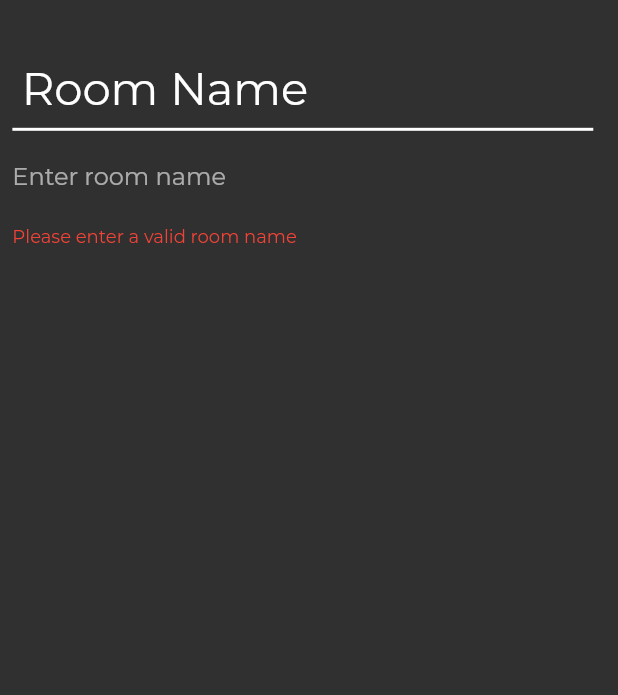
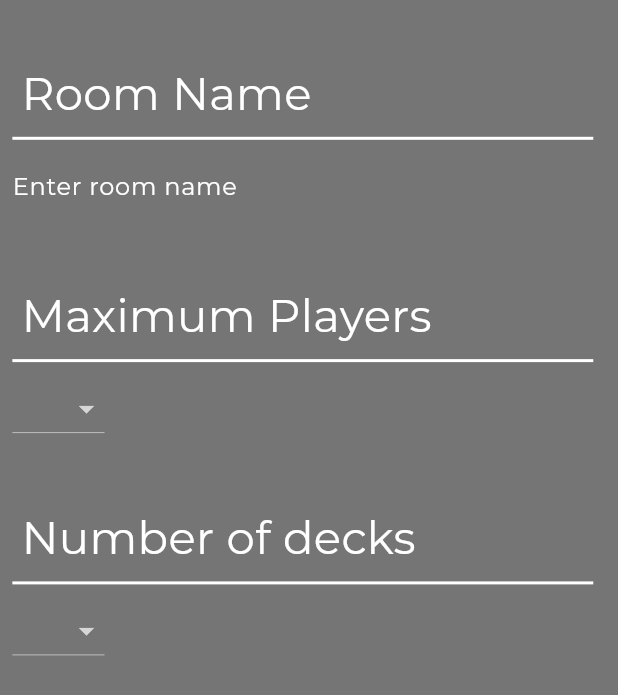
Before and after one commit to jeffrgh/bank_game, a Flutter app: the CreateRoomScreen screen opened directly, on a phone screen of 412 x 824 dp. Shown: the top 695 px of the screen. Run offline on Flutter 3.47's test engine with Material 2 defaults, Android fonts, the phone set to English and light mode, and no system bars; network calls fail; project files that could hold a hidden picture were left out.

Commit message:
Updated CreateRoomScreen and a few other files

```diff
--- a/lib/main.dart
+++ b/lib/main.dart
@@ -32,6 +32,10 @@ class MyApp extends StatelessWidget {
           surface: Colors.grey[600]!,
           onSurface: Colors.white,
         ),
+        androidOverscrollIndicator: AndroidOverscrollIndicator.stretch,
+        platform: TargetPlatform.android,
+        useMaterial3: true,
+        splashColor: const Color(0xFF3C3C3B),
       ),
     );
   }
--- a/lib/screens/createroomscreen.dart
+++ b/lib/screens/createroomscreen.dart
@@ -8,6 +8,7 @@ class CreateRoomScreen extends StatefulWidget {
 }
 
 class _CreateRoomScreenState extends State<CreateRoomScreen> {
+  String dropdownValue = '';
   @override
   Widget build(BuildContext context) {
     return Scaffold(
@@ -48,7 +49,6 @@ class _CreateRoomScreenState extends State<CreateRoomScreen> {
                     cursorColor: Colors.white,
                     decoration: InputDecoration(
                       border: InputBorder.none,
-                      errorText: 'Please enter a valid room name',
                       hintText: 'Enter room name',
                     ),
                   ),
@@ -60,6 +60,120 @@ class _CreateRoomScreenState extends State<CreateRoomScreen> {
                 left: MediaQuery.of(context).size.width * 0.02,
               ),
             ),
+            Padding(
+              child: const Align(
+                child: Text(
+                  'Maximum Players',
+                  textAlign: TextAlign.left,
+                  style: TextStyle(
+                    fontSize: 30,
+                  ),
+                ),
+                alignment: Alignment.centerLeft,
+              ),
+              padding: EdgeInsets.only(
+                left: MediaQuery.of(context).size.width * 0.035,
+                top: MediaQuery.of(context).size.height * 0.05,
+              ),
+            ),
+            Divider(
+              color: Colors.white,
+              thickness: 2,
+              indent: MediaQuery.of(context).size.width * 0.02,
+              endIndent: MediaQuery.of(context).size.height * 0.02,
+            ),
+            Padding(
+              padding: EdgeInsets.only(
+                left: MediaQuery.of(context).size.width * 0.02,
+              ),
+              child: Align(
+                child: DropdownButton(
+                  onChanged: (String? newValue) {
+                    setState(() {
+                      dropdownValue = newValue!;
+                    });
+                  },
+                  items: <String>[
+                    'Two',
+                    'Free',
+                    'Four',
+                    'Five',
+                    'Six',
+                    'Seven',
+                    'Eight',
+                    'Nine',
+                    'Ten',
+                  ].map<DropdownMenuItem<String>>((String value) {
+                    return DropdownMenuItem<String>(
+                      value: value,
+                      child: Text(value),
+                    );
+                  }).toList(),
+                  style: const TextStyle(
+                    color: Colors.white,
+                  ),
+                  value: dropdownValue,
+                ),
+                alignment: Alignment.centerLeft,
+              ),
+            ),
+            Padding(
+              child: const Align(
+                child: Text(
+                  'Number of decks',
+                  textAlign: TextAlign.left,
+                  style: TextStyle(
+                    fontSize: 30,
+                  ),
+                ),
+                alignment: Alignment.centerLeft,
+              ),
+              padding: EdgeInsets.only(
+                left: MediaQuery.of(context).size.width * 0.035,
+                top: MediaQuery.of(context).size.height * 0.05,
+              ),
+            ),
+            Divider(
+              color: Colors.white,
+              thickness: 2,
+              indent: MediaQuery.of(context).size.width * 0.02,
+              endIndent: MediaQuery.of(context).size.height * 0.02,
+            ),
+            Padding(
+              padding: EdgeInsets.only(
+                left: MediaQuery.of(context).size.width * 0.02,
+              ),
+              child: Align(
+                child: DropdownButton(
+                  onChanged: (String? newValue) {
+                    setState(() {
+                      dropdownValue = newValue!;
+                    });
+                  },
+                  items: <String>[
+                    'Two',
+                    'Free',
+                    'Four',
+                    'Five',
+                    'Six',
+                    'Seven',
+                    'Eight',
+                    'Nine',
+                    'Ten',
+                  ].map<DropdownMenuItem<String>>((String value) {
+                    return DropdownMenuItem<String>(
+                      value: value,
+                      child: Text(value),
+                    );
+                  }).toList(),
+                  style: const TextStyle(
+                    color: Colors.white,
+                  ),
+                  value: dropdownValue,
+                ),
+                alignment: Alignment.centerLeft,
+              ),
+            ),
           ],
         ),
       ),
--- a/lib/screens/homescreen.dart
+++ b/lib/screens/homescreen.dart
@@ -131,7 +131,7 @@ class _HomeScreenState extends State<HomeScreen> {
                 Icons.settings,
               ),
             ),
-            alignment: Alignment.bottomLeft,
+            alignment: Alignment.bottomRight,
           ),
         ],
       ),
--- a/lib/screens/roomscreen.dart
+++ b/lib/screens/roomscreen.dart
@@ -137,18 +137,24 @@ class _RoomScreenState extends State<RoomScreen> {
               physics: const ScrollPhysics(),
             ),
           ),
-          Align(
-            child: SizedBox(
-              child: IconButton(
+          Row(
+            children: [
+              IconButton(
+                icon: const Icon(
+                  Icons.arrow_back,
+                ),
+                onPressed: () {
+                  Navigator.pop(context);
+                },
+              ),
+              IconButton(
                 icon: const Icon(
                   Icons.settings,
                 ),
                 onPressed: () {},
               ),
-              height: MediaQuery.of(context).size.height * 0.05,
-              width: MediaQuery.of(context).size.width * 0.05,
-            ),
-            alignment: Alignment.bottomLeft,
+            ],
+            mainAxisAlignment: MainAxisAlignment.spaceBetween,
           ),
         ],
       ),
```
